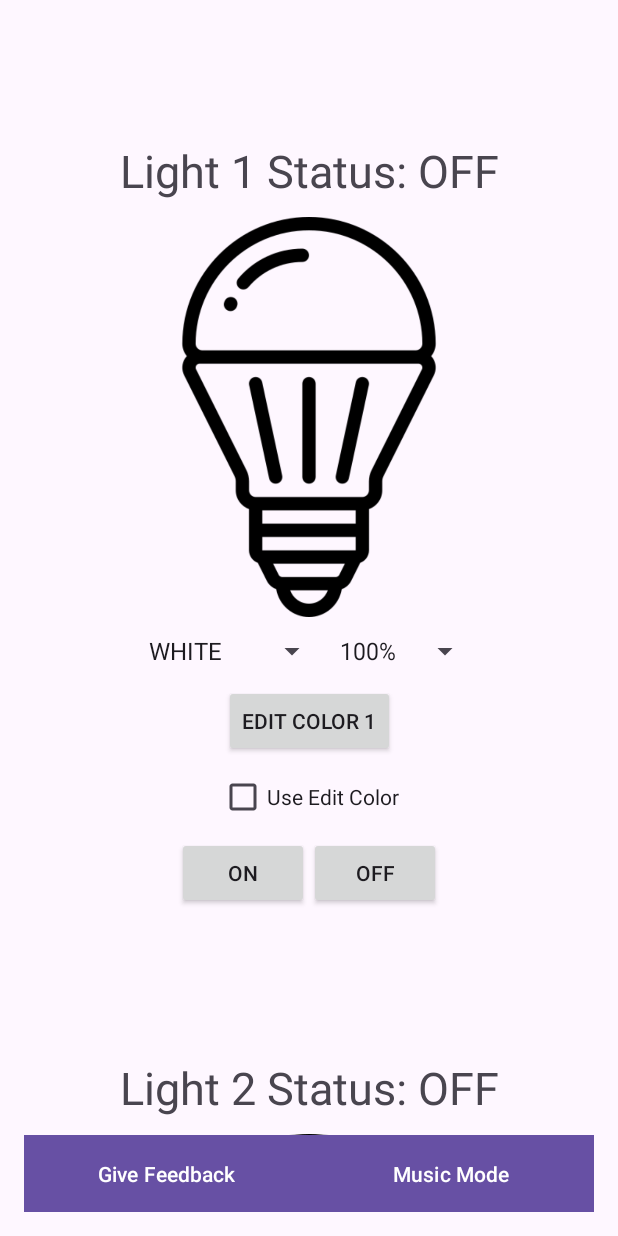
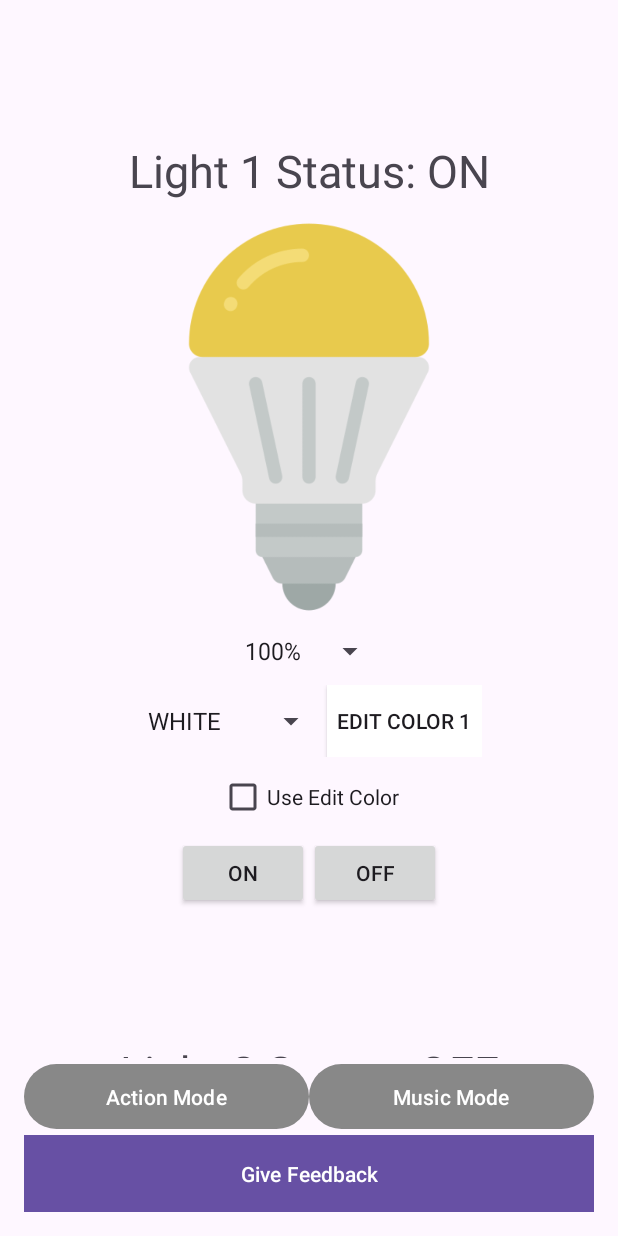
Before and after one commit to jinhyeok0204/smartLight, an Android app: the LightActivity screen opened directly, with no data from a screen before it, after a tap on "ON", on a phone screen of 412 x 824 dp. Run offline under Robolectric (Android 15) with nearby library versions, the phone set to English and light mode, and no system bars; libraries missing offline, so code that uses them is left out: yuku.ambilwarna; 2 statements that could not run were skipped; 1 other tap on this screen came first.

Commit message:
Add Action Mode Button

```diff
--- a/androidApp/app/src/main/java/com/example/lightapp/LightActivity.kt
+++ b/androidApp/app/src/main/java/com/example/lightapp/LightActivity.kt
@@ -41,7 +41,8 @@ class LightActivity : AppCompatActivity() {
     private var selectedBrightness = mutableListOf(100, 100, 100) // 추가된 밝기 저장
     private var mqttService: MqttService? = null
     private var isBound = false
-    private var musicModeOn = false
+    private var music_status = false // Music Mode 상태
+    private var action_status = false // Behavior Mode 상태
 
     // 뷰 ID를 속성으로 정의
     private val lightViewIds = mutableListOf<Triple<Int, Int, Int>>() // (colorCheckBoxId, colorSpinnerId, brightnessSpinnerId)
@@ -59,47 +60,23 @@ class LightActivity : AppCompatActivity() {
         }
     }
 
-    // 상태 업데이트를 수신하는 브로드캐스트 리시버
-    private val statusReceiver = object : BroadcastReceiver() {
-        override fun onReceive(context: Context?, intent: Intent?) {
-            val lightNumber = intent?.getIntExtra("LIGHT_NUMBER", -1) ?: return
-            val status = intent.getStringExtra("STATUS") ?: return
-            updateLightStatus(lightNumber, status)
-        }
-    }
-
-    @RequiresApi(Build.VERSION_CODES.TIRAMISU)
     override fun onCreate(savedInstanceState: Bundle?) {
         super.onCreate(savedInstanceState)
         setContentView(binding.root)
 
-        registerReceiver(statusReceiver, IntentFilter("LIGHT_STATUS_UPDATE"), RECEIVER_NOT_EXPORTED)
-
         setupLights()
 
+        // Music Mode 버튼 클릭 리스너
         binding.musicModeButton.setOnClickListener {
+            if (action_status) toggleActionMode()
             toggleMusicMode()
         }
-    }
 
-    override fun onStart() {
-        super.onStart()
-        Intent(this, MqttService::class.java).also { intent ->
-            bindService(intent, connection, Context.BIND_AUTO_CREATE)
+        // Behavior Mode 버튼 클릭 리스너
+        binding.actionModeButton.setOnClickListener {
+            if (music_status) toggleMusicMode()
+            toggleActionMode()
         }
-    }
-
-    override fun onStop() {
-        super.onStop()
-        if (isBound) {
-            unbindService(connection)
-            isBound = false
-        }
-    }
-
-    override fun onDestroy() {
-        unregisterReceiver(statusReceiver)
-        super.onDestroy()
     }
 
     private fun setupLights() {
@@ -109,25 +86,21 @@ class LightActivity : AppCompatActivity() {
             val lightLayout = createLightLayout(i)
             lightContainer.addView(lightLayout)
 
-            // 뷰 ID를 리스트에 저장
             val (colorCheckBoxId, colorSpinnerId, brightnessSpinnerId) = lightViewIds[i - 1]
-
-            // 뷰를 ID로 참조
             val colorCheckBox = lightLayout.findViewById<CheckBox>(colorCheckBoxId)
             val colorSpinner = lightLayout.findViewById<Spinner>(colorSpinnerId)
             val brightnessSpinner = lightLayout.findViewById<Spinner>(brightnessSpinnerId)
-
-            // 이후 로직 처리
+            binding.musicModeButton.setBackgroundColor(Color.GRAY)
+            binding.actionModeButton.setBackgroundColor(Color.GRAY)
         }
     }
 
     private fun createLightLayout(lightNumber: Int): ConstraintLayout {
-        // ID를 생성할 때 변수로 저장
         val colorCheckBoxId = View.generateViewId()
         val colorSpinnerId = View.generateViewId()
         val brightnessSpinnerId = View.generateViewId()
+        val editButtonId = View.generateViewId() // Edit Color 버튼 ID 생성
 
-        // ID를 리스트에 추가
         lightViewIds.add(Triple(colorCheckBoxId, colorSpinnerId, brightnessSpinnerId))
 
         val lightLayout = ConstraintLayout(this).apply {
@@ -140,7 +113,7 @@ class LightActivity : AppCompatActivity() {
             }
         }
 
-        // 뷰 생성 및 ID 설정
+        // 뷰 생성
         val textView = TextView(this).apply {
             id = View.generateViewId()
             text = "Light $lightNumber Status: OFF"
@@ -183,18 +156,20 @@ class LightActivity : AppCompatActivity() {
             }
         }
 
+        val editButton = Button(this).apply {
+            id = editButtonId
+            text = "  Edit Color $lightNumber  "
+            setBackgroundColor(selectedColors[lightNumber - 1]) // Edit Color 버튼 배경색 설정
+            setOnClickListener { openColorPicker(lightNumber, this) }
+        }
+
+        // 색상 콤보박스와 Edit Color 버튼을 함께 배치
         val comboBoxLayout = LinearLayout(this).apply {
             id = View.generateViewId()
             orientation = LinearLayout.HORIZONTAL
             gravity = Gravity.CENTER
-            addView(colorSpinner)
-            addView(brightnessSpinner)
-        }
-
-        val editButton = Button(this).apply {
-            id = View.generateViewId()
-            text = "Edit Color $lightNumber"
-            setOnClickListener { openColorPicker(lightNumber) }
+            addView(colorSpinner) // 왼쪽에 색상 콤보박스
+            addView(editButton)   // 오른쪽에 Edit Color 버튼
         }
 
         val onButton = Button(this).apply {
@@ -219,11 +194,12 @@ class LightActivity : AppCompatActivity() {
 
         lightLayout.addView(textView)
         lightLayout.addView(imageView)
-        lightLayout.addView(comboBoxLayout)
-        lightLayout.addView(editButton)
+        lightLayout.addView(brightnessSpinner) // 밝기 스피너를 상단에 배치
+        lightLayout.addView(comboBoxLayout)    // 색상 콤보박스와 Edit Color 버튼
         lightLayout.addView(colorCheckBox)
         lightLayout.addView(onOffLayout)
 
+        // Constraint 설정
         val set = ConstraintSet()
         set.clone(lightLayout)
 
@@ -237,35 +213,33 @@ class LightActivity : AppCompatActivity() {
         set.connect(imageView.id, ConstraintSet.END, ConstraintSet.PARENT_ID, ConstraintSet.END, 16)
         set.setHorizontalBias(imageView.id, 0.5f)
 
+        set.connect(brightnessSpinner.id, ConstraintSet.START, ConstraintSet.PARENT_ID, ConstraintSet.START, 16)
+        set.connect(brightnessSpinner.id, ConstraintSet.TOP, imageView.id, ConstraintSet.BOTTOM, 16)
+        set.connect(brightnessSpinner.id, ConstraintSet.END, ConstraintSet.PARENT_ID, ConstraintSet.END, 16)
+        set.setHorizontalBias(brightnessSpinner.id, 0.5f)
+
         set.connect(comboBoxLayout.id, ConstraintSet.START, ConstraintSet.PARENT_ID, ConstraintSet.START, 16)
-        set.connect(comboBoxLayout.id, ConstraintSet.TOP, imageView.id, ConstraintSet.BOTTOM, 16)
+        set.connect(comboBoxLayout.id, ConstraintSet.TOP, brightnessSpinner.id, ConstraintSet.BOTTOM, 16)
         set.connect(comboBoxLayout.id, ConstraintSet.END, ConstraintSet.PARENT_ID, ConstraintSet.END, 16)
         set.setHorizontalBias(comboBoxLayout.id, 0.5f)
 
-        set.connect(editButton.id, ConstraintSet.START, ConstraintSet.PARENT_ID, ConstraintSet.START, 16)
-        set.connect(editButton.id, ConstraintSet.TOP, comboBoxLayout.id, ConstraintSet.BOTTOM, 16)
-        set.connect(editButton.id, ConstraintSet.END, ConstraintSet.PARENT_ID, ConstraintSet.END, 16)
-        set.setHorizontalBias(editButton.id, 0.5f)
-
         set.connect(colorCheckBox.id, ConstraintSet.START, ConstraintSet.PARENT_ID, ConstraintSet.START, 16)
-        set.connect(colorCheckBox.id, ConstraintSet.TOP, editButton.id, ConstraintSet.BOTTOM, 16)
+        set.connect(colorCheckBox.id, ConstraintSet.TOP, comboBoxLayout.id, ConstraintSet.BOTTOM, 16)
         set.connect(colorCheckBox.id, ConstraintSet.END, ConstraintSet.PARENT_ID, ConstraintSet.END, 16)
         set.setHorizontalBias(colorCheckBox.id, 0.5f)
 
         set.connect(onOffLayout.id, ConstraintSet.START, ConstraintSet.PARENT_ID, ConstraintSet.START, 16)
         set.connect(onOffLayout.id, ConstraintSet.TOP, colorCheckBox.id, ConstraintSet.BOTTOM, 16)
         set.connect(onOffLayout.id, ConstraintSet.END, ConstraintSet.PARENT_ID, ConstraintSet.END, 16)
-        set.connect(onOffLayout.id, ConstraintSet.BOTTOM, ConstraintSet.PARENT_ID, ConstraintSet.BOTTOM, 16)
         set.setHorizontalBias(onOffLayout.id, 0.5f)
 
         set.applyTo(lightLayout)
 
-        // 반환할 때 ID도 함께 반환
+        lightStatusViews.add(textView)
+        lightImageViews.add(imageView)
+
         return lightLayout
     }
-
-
-    // Helper function for mapping color names to RGB values
     private fun getColorFromName(colorName: String): Int {
         return when (colorName) {
             "RED" -> Color.RED
@@ -307,15 +281,35 @@ class LightActivity : AppCompatActivity() {
             val b = (Color.blue(color) * (brightness / 100.0)).toInt()
 
             mqttService?.publishLightToggle(lightNumber, "$status/$r/$g/$b")
+
+            val statusText = "Light $lightNumber Status: $status"
+            lightStatusViews[lightNumber - 1].text = statusText
+            val lightImage = if (status == "ON") R.drawable.light_on else R.drawable.light_off
+            lightImageViews[lightNumber - 1].setImageResource(lightImage)
         }
     }
+    // Music Mode 상태 토글
+    private fun toggleMusicMode() {
+        music_status = !music_status
+        val color = if (music_status) Color.parseColor("#6200EE") else Color.GRAY
+        mqttService?.publishMusicMode(music_status)
+        binding.musicModeButton.setBackgroundColor(color)
+    }
 
+    // Behavior Mode 상태 토글
+    private fun toggleActionMode() {
+        action_status = !action_status
+        val color = if (action_status) Color.parseColor("#6200EE") else Color.GRAY
+        mqttService?.publishActionMode(action_status)
+        binding.actionModeButton.setBackgroundColor(color)
+    }
 
-    // 색상 선택을 위한 팝업 열기
-    private fun openColorPicker(lightNumber: Int) {
+    // Color Picker 다이얼로그
+    private fun openColorPicker(lightNumber: Int, editButton: Button) {
         val dialog = AmbilWarnaDialog(this, selectedColors[lightNumber - 1], object : AmbilWarnaDialog.OnAmbilWarnaListener {
             override fun onOk(dialog: AmbilWarnaDialog?, color: Int) {
                 selectedColors[lightNumber - 1] = color
+                editButton.setBackgroundColor(color) // 선택한 색상으로 Edit Color 버튼 배경 변경
             }
 
             override fun onCancel(dialog: AmbilWarnaDialog?) {
@@ -325,22 +319,17 @@ class LightActivity : AppCompatActivity() {
         dialog.show()
     }
 
-    private fun updateLightStatus(lightNumber: Int, status: String) {
-        Log.d("LIGHT", "$lightNumber , $status")
-        lightStatusViews[lightNumber - 1].text = "Light $lightNumber Status: $status"
-        updateLightImage(lightNumber - 1, status)
+
+    override fun onStart() {
+        super.onStart()
+        bindService(Intent(this, MqttService::class.java), connection, Context.BIND_AUTO_CREATE)
     }
 
-    private fun updateLightImage(index: Int, status: String) {
-        Log.d("LIGHTIMG", "lgiht status: $status")
-        val imageRes = if (status == "ON") R.drawable.light_on else R.drawable.light_off
-        lightImageViews[index].setImageResource(imageRes)
-    }
-
-    // Music Mode 토글
-    private fun toggleMusicMode() {
-        musicModeOn = !musicModeOn
-        val status = if (musicModeOn) true else false
-        mqttService?.publishMusicMode(status)
+    override fun onStop() {
+        super.onStop()
+        if (isBound) {
+            unbindService(connection)
+            isBound = false
+        }
     }
 }
--- a/androidApp/app/src/main/res/layout/activity_light.xml
+++ b/androidApp/app/src/main/res/layout/activity_light.xml
@@ -21,19 +21,18 @@
             android:orientation="vertical" />
     </ScrollView>
 
-    <!-- Feedback과 MusicMode 버튼을 나란히 배치 -->
+    <!-- BehaviorMode과 MusicMode 버튼을 나란히 배치 -->
     <LinearLayout
         android:layout_width="match_parent"
         android:layout_height="wrap_content"
         android:orientation="horizontal">
 
         <Button
-            android:id="@+id/feedbackButton"
+            android:id="@+id/actionModeButton"
             android:layout_width="0dp"
             android:layout_height="wrap_content"
             android:layout_weight="1"
-            android:text="Give Feedback"
-            android:background="@color/design_default_color_primary"
+            android:text="Action Mode"
             android:textColor="@android:color/white"
             android:padding="12dp" />
 
@@ -43,9 +42,17 @@
             android:layout_height="wrap_content"
             android:layout_weight="1"
             android:text="Music Mode"
-            android:background="@color/design_default_color_primary"
             android:textColor="@android:color/white"
             android:padding="12dp" />
     </LinearLayout>
 
+    <!-- Give Feedback 버튼을 조명 상태 아래에 배치 -->
+    <Button
+        android:id="@+id/feedbackButton"
+        android:layout_width="match_parent"
+        android:layout_height="wrap_content"
+        android:text="Give Feedback"
+        android:background="@color/design_default_color_primary"
+        android:textColor="@android:color/white"
+        android:padding="12dp" />
 </LinearLayout>
```
Also changed, not shown: androidApp/app/src/main/java/com/example/lightapp/MqttService.kt (+14 -0 lines).
